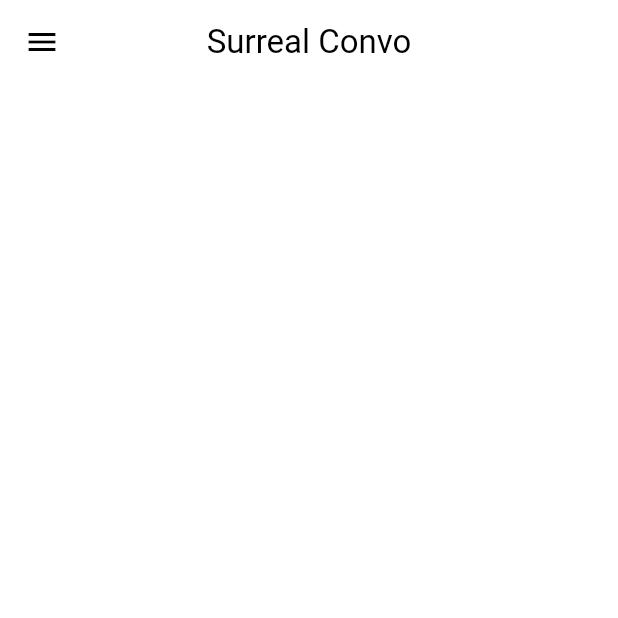
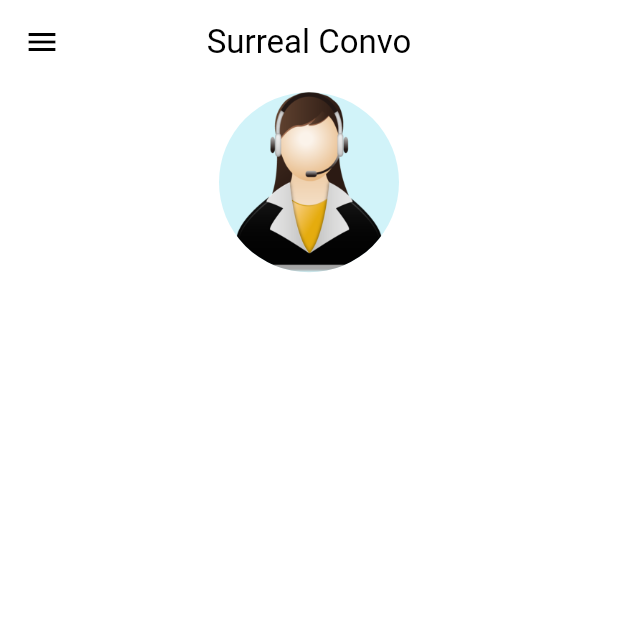
Before and after one commit to sxjal/SurrealConvo, a Flutter app: the screen it shows after launch, on a phone screen of 412 x 824 dp, the top half of it. Run offline on Flutter 3.47's test engine with Material 2 defaults, Android fonts, the phone set to English and light mode, and no system bars.

Commit message:
done with profile image

```diff
--- a/lib/home.dart
+++ b/lib/home.dart
@@ -1,5 +1,6 @@
 import 'package:flutter/material.dart';
 import 'package:surrealconvo/pallete.dart';
+import 'package:surrealconvo/profileimage.dart';
 
 class HomePage extends StatefulWidget {
   const HomePage({super.key});
@@ -22,8 +23,10 @@ class _HomePageState extends State<HomePage> {
         leading: const Icon(Icons.menu),
       ),
       body: const Column(
+        mainAxisAlignment: MainAxisAlignment.center,
+        mainAxisSize: MainAxisSize.min,
         children: [
-
+          ProfileImage(),
         ],
       ),
     );
--- a/lib/profileimage.dart
+++ b/lib/profileimage.dart
@@ -1,12 +1,38 @@
 import 'package:flutter/material.dart';
+import 'package:surrealconvo/pallete.dart';
 
 class ProfileImage extends StatelessWidget {
   const ProfileImage({super.key});
 
   @override
   Widget build(BuildContext context) {
-    return const Stack(
-      children: [],
+    return Stack(
+      alignment: Alignment.center,
+      children: [
+        Center(
+          child: Container(
+            height: 120,
+            width: 120,
+            margin: const EdgeInsets.only(top: 4),
+            decoration: const BoxDecoration(
+              color: Pallete.assistantCircleColor,
+              shape: BoxShape.circle,
+            ),
+          ),
+        ),
+        Center(
+          child: Container(
+            height: 123,
+            width: 120,
+            margin: const EdgeInsets.only(top: 4),
+            decoration: const BoxDecoration(
+              image: DecorationImage(
+                  image: AssetImage("assets/images/virtualAssistant.png")),
+              shape: BoxShape.circle,
+            ),
+          ),
+        )
+      ],
     );
   }
 }
```
